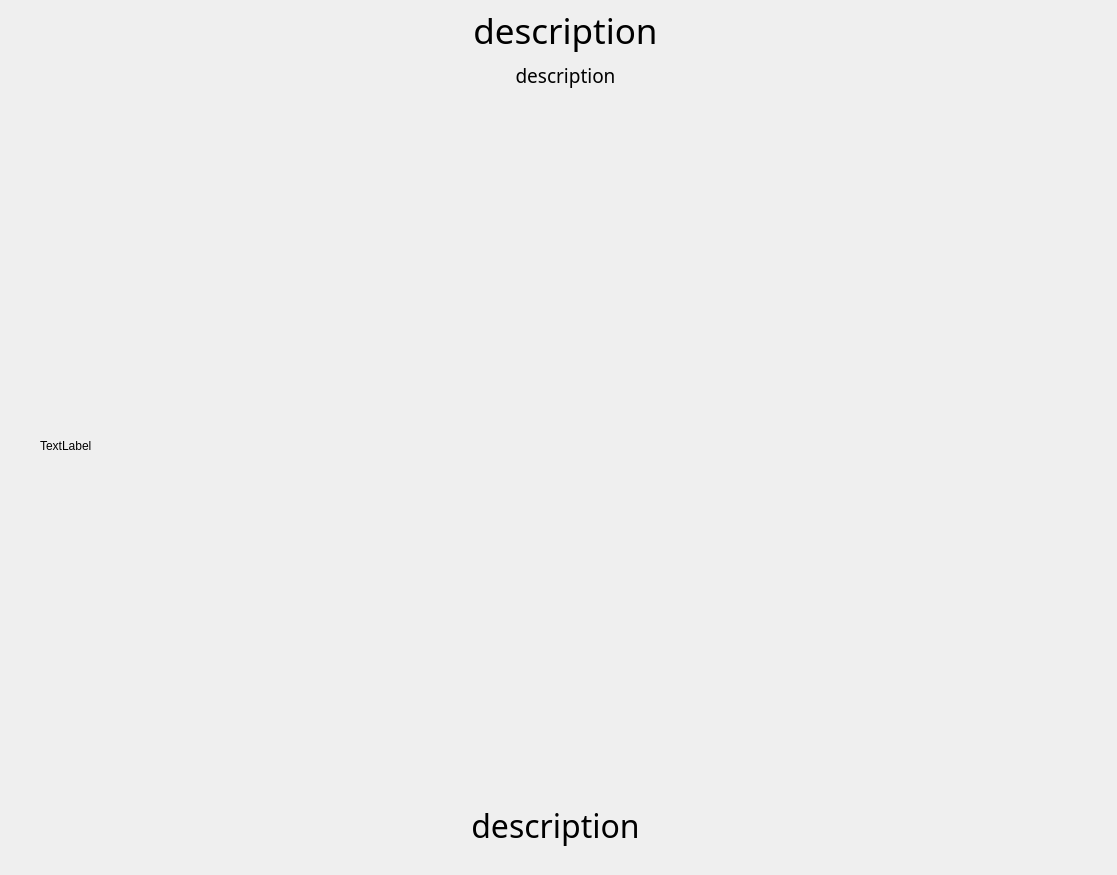
Before: the Qt Designer form code/check_out/Check_result.ui in lj976264709/Ljtry, drawn with Qt 5.
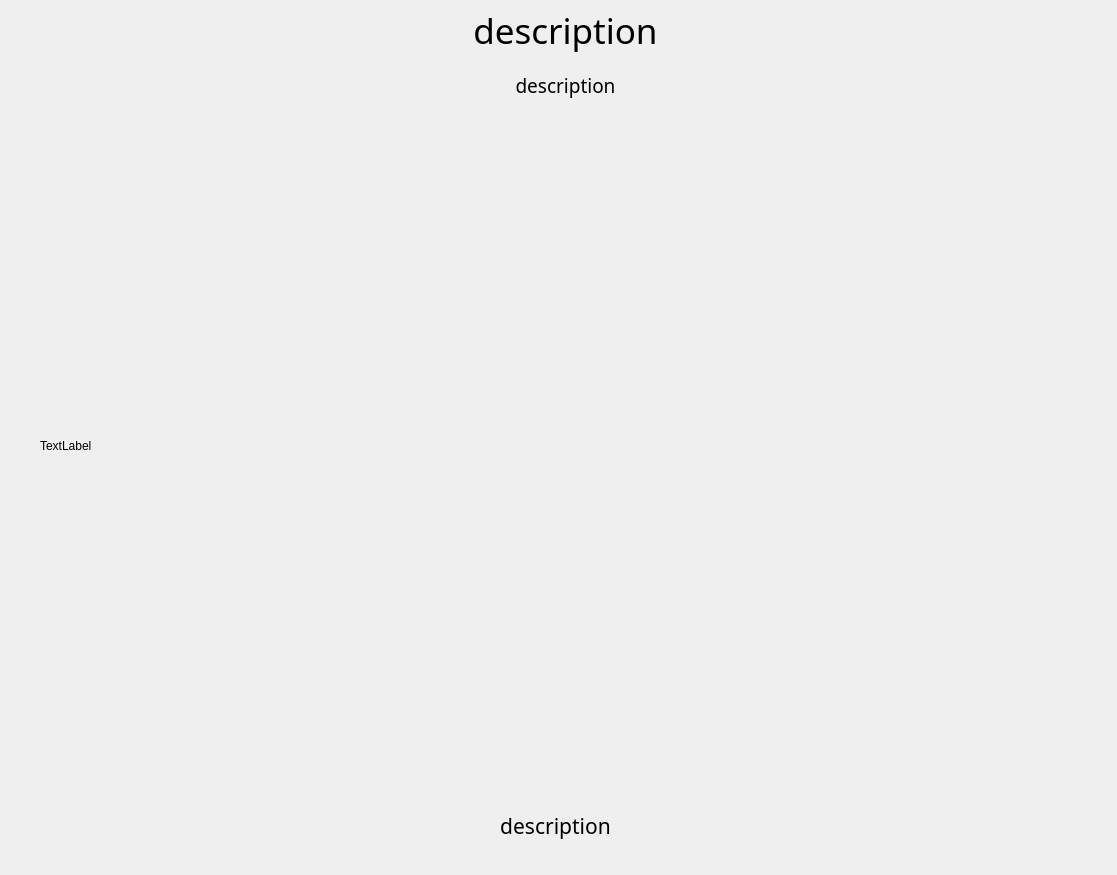
After: the same form once the commit is applied.

Diff of the .ui file:
```diff
--- a/code/check_out/Check_result.ui
+++ b/code/check_out/Check_result.ui
@@ -60,7 +60,7 @@
    <property name="font">
     <font>
      <family>Adobe Arabic</family>
-     <pointsize>24</pointsize>
+     <pointsize>16</pointsize>
     </font>
    </property>
    <property name="text">
@@ -74,7 +74,7 @@
    <property name="geometry">
     <rect>
      <x>80</x>
-     <y>60</y>
+     <y>70</y>
      <width>971</width>
      <height>31</height>
     </rect>
```
